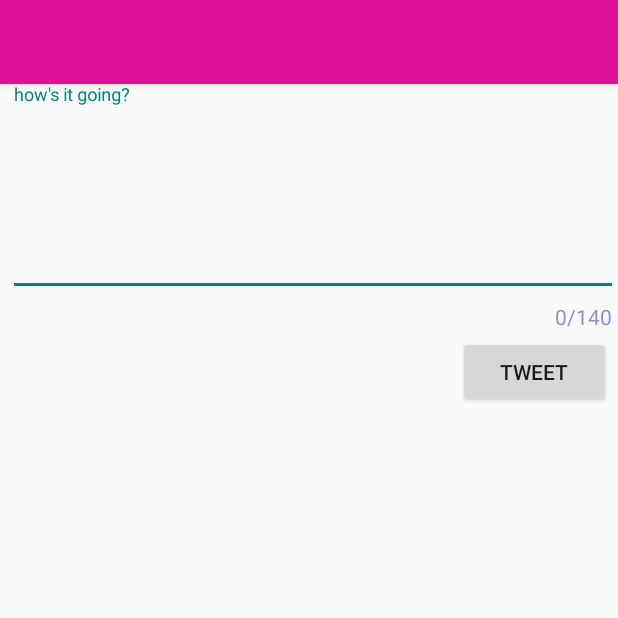
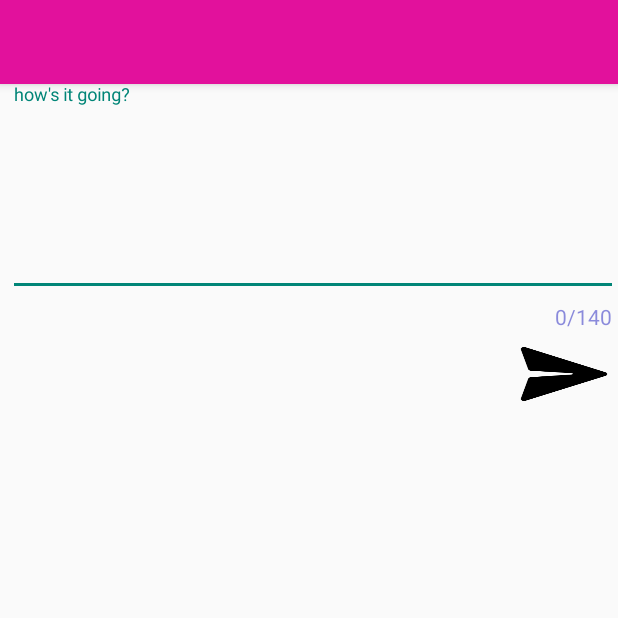
Before and after one commit to alishadnaidu/SimpleTweet, an Android app: the ComposeActivity screen opened directly, with no data from a screen before it, on a phone screen of 412 x 824 dp, the top half of it. Run offline under Robolectric (Android 15) with nearby library versions, the phone set to English and light mode, and no system bars; our stand-ins replace Room's generated code; libraries missing offline, so code that uses them is left out: com.codepath.asynchttpclient, com.facebook.stetho, org.parceler; 1 statement that could not run was skipped.

Commit message:
Updated tweet button on compose activity page, added a shadow effect for when buttons are pressed

```diff
--- a/app/src/main/java/com/codepath/apps/restclienttemplate/ComposeActivity.java
+++ b/app/src/main/java/com/codepath/apps/restclienttemplate/ComposeActivity.java
@@ -55,7 +55,7 @@ public class ComposeActivity extends AppCompatActivity {
                     return;
                 }
                 // following code occurs when the tweet is within the char limit
-                Toast.makeText(ComposeActivity.this, "Looks good!" + tweetContent, Toast.LENGTH_LONG).show();
+                Toast.makeText(ComposeActivity.this, "Looks good!", Toast.LENGTH_LONG).show();
                 // make an API call to Twitter to publish the tweet
                 client.publishTweet(tweetContent, new JsonHttpResponseHandler() {
                     @Override
@@ -64,6 +64,7 @@ public class ComposeActivity extends AppCompatActivity {
                         try {
                             Tweet tweet = Tweet.fromJson(json.jsonObject);
                             Log.i(TAG, "Published tweets says " + tweet.body);
+                            // using an intent to pass the tweet back to the timeline
                             Intent intent = new Intent();
                             intent.putExtra("tweet", Parcels.wrap(tweet));
                             // set result as succeeded (RESULT_OK), bundle data for response
--- a/app/src/main/java/com/codepath/apps/restclienttemplate/models/Tweet.java
+++ b/app/src/main/java/com/codepath/apps/restclienttemplate/models/Tweet.java
@@ -78,7 +78,7 @@ public class Tweet {
         return tweets;
     }
 
-    //getter methods
+    // getter methods, used in tweets details activity
 
     public String getBody() {
         return body;
@@ -92,8 +92,6 @@ public class Tweet {
         return tweetImage;
     }
 
-    public String getRelativeTimestamp() { return relativeTimestamp; }
-
     public User getUser() { return user; }
 
     public int getNumberOfLikes() { return numberOfLikes; }
--- a/app/src/main/res/layout/activity_compose.xml
+++ b/app/src/main/res/layout/activity_compose.xml
@@ -8,15 +8,16 @@
 
     <Button
         android:id="@+id/btnTweet"
-        android:layout_width="98dp"
-        android:layout_height="wrap_content"
+        android:layout_width="63dp"
+        android:layout_height="40dp"
         android:layout_alignParentStart="true"
         android:layout_alignParentTop="true"
         android:layout_alignParentEnd="true"
-        android:layout_marginStart="305dp"
-        android:layout_marginTop="168dp"
-        android:layout_marginEnd="5dp"
-        android:text="@string/tweet" />
+        android:layout_marginStart="344dp"
+        android:layout_marginTop="173dp"
+        android:layout_marginEnd="4dp"
+        android:foreground="?android:attr/selectableItemBackground"
+        android:background="@drawable/makeatweet" />
 
     <com.google.android.material.textfield.TextInputLayout
         android:layout_width="match_parent"
--- a/app/src/main/res/layout/tweets_details_activity.xml
+++ b/app/src/main/res/layout/tweets_details_activity.xml
@@ -84,6 +84,7 @@
         android:layout_height="30dp"
         android:layout_below="@+id/tweetImageDetails"
         android:layout_alignParentStart="true"
+        android:layout_marginStart="10dp"
         android:layout_marginTop="11dp"
         android:background="@drawable/heartoutlinered" />
 
@@ -106,6 +107,7 @@
         android:layout_alignParentEnd="true"
         android:layout_marginTop="11dp"
         android:layout_marginEnd="5dp"
+        android:foreground="?android:attr/selectableItemBackground"
         android:background="@drawable/share" />
 
 </RelativeLayout>
```
Also changed, not shown: app/src/main/res/drawable/makeatweet.png (added).
